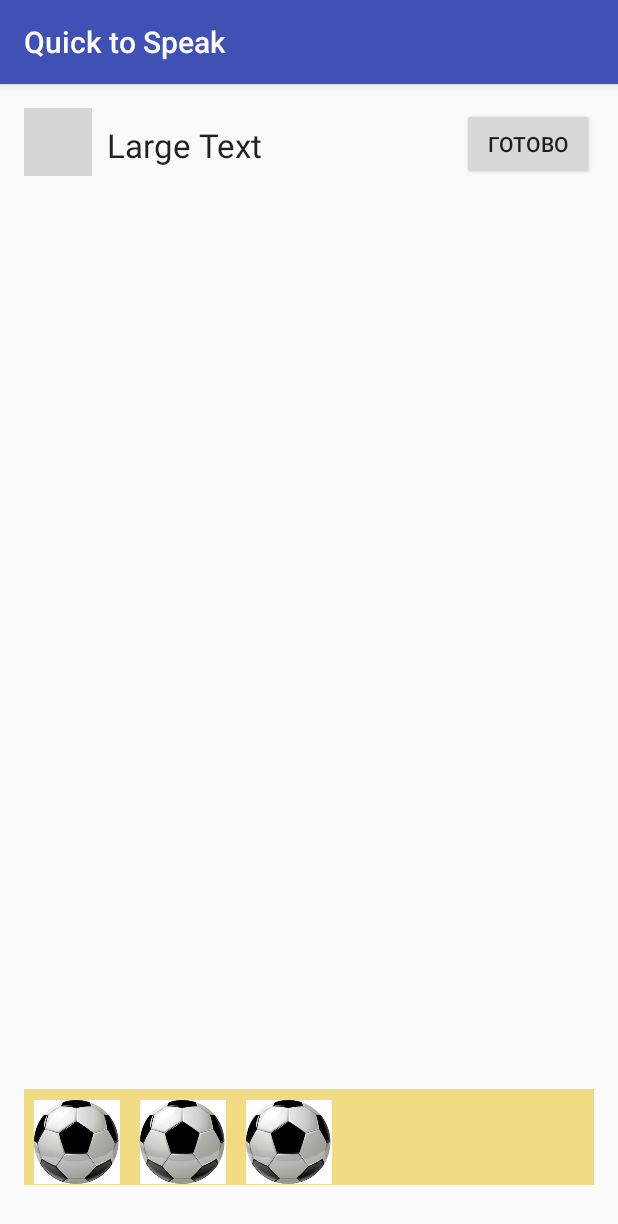
After one commit to vasileuskivadzim/DashkaApp, an Android app: the AquariumActivity screen opened directly, with no data from a screen before it, on a phone screen of 412 x 824 dp. The commit adds this screen. Shown: the top 1224 px of the screen. Run offline under Robolectric (Android 15) with nearby library versions, the phone set to English and light mode, and no system bars; grey boxes are pictures that could not be loaded.

Commit message:
Aquarium generate

```diff
--- a/app/src/main/AndroidManifest.xml
+++ b/app/src/main/AndroidManifest.xml
@@ -47,6 +47,8 @@
         <activity
             android:name=".RelateTapableExerciseActivity"
             android:screenOrientation="portrait" />
+        <activity android:name=".AquariumActivity"
+            android:screenOrientation="portrait" />
     </application>
 
 </manifest>
--- /dev/null
+++ b/app/src/main/java/com/dashkasystems/testapp1/Aquarium/Aquarium.java
@@ -0,0 +1,103 @@
+package com.dashkasystems.testapp1.Aquarium;
+
+import android.util.ArraySet;
+import android.util.Log;
+
+import java.util.ArrayList;
+import java.util.HashSet;
+import java.util.List;
+import java.util.Set;
+
+/**
+ * Created by pandasystems on 5/1/17.
+ */
+
+public class Aquarium {
+
+    int dimension;
+    Inhabitant[] inhabitants;
+
+    Aquarium(int dimension) {
+        this.dimension = dimension;
+        inhabitants = new Inhabitant[dimension * dimension];
+    }
+
+    public List<Integer> occupiedPlacesByInhabitant(Inhabitant inhabitant) {
+        List<Integer> result = new ArrayList<>();
+        for (int i = 0; i < inhabitants.length; i++ ){
+            if (inhabitant == inhabitants[i]) {
+                Log.d("ADD", "index" + i);
+                result.add(i);
+            }
+        }
+        return result;
+    }
+
+    public void addInhabitant(Inhabitant inhabitant, int rootIndex) {
+        inhabitants[rootIndex] = inhabitant;
+        Log.d("ADD inh " + rootIndex, "index" + rootIndex);
+        if (inhabitant.spot == Inhabitant.Spot.BOTTOM_DOUBLE) {
+            inhabitants[rootIndex - dimension] = inhabitant;
+            Log.d("ADD inh " + rootIndex, "index " + (rootIndex - dimension));
+        }
+    }
+
+
+    public List<Integer> freePlacesForSpot(Inhabitant.Spot spot) {
+        List<Integer> result;
+        switch (spot) {
+            case ANY:
+                result = freePlacesForAnySpot();
+                break;
+            case BOTTOM:
+                result = freePlacesForBottomSpot();
+                break;
+            case BOTTOM_DOUBLE:
+                result = freePlacesForBottomDoubledSpot();
+                break;
+            default:
+                result = new ArrayList<>();
+                break;
+        }
+
+        Log.e("FREE", result.toString());
+        return result;
+    }
+
+    private List<Integer> freePlacesForAnySpot() {
+        List<Integer> free = new ArrayList<>();
+        for (int i = 0; i < inhabitants.length; i++) {
+            if (inhabitants[i] == null) {
+                free.add(i);
+            }
+        }
+
+        return free;
+    }
+
+    private List<Integer> freePlacesForBottomSpot() {
+        List<Integer> free = new ArrayList<>();
+        int lastLineStartIndex = inhabitants.length - dimension;
+        for (int i = lastLineStartIndex; i < inhabitants.length; i++) {
+            if (inhabitants[i] == null) {
+                free.add(i);
+            }
+        }
+
+        return free;
+    }
+
+    private List<Integer> freePlacesForBottomDoubledSpot() {
+        List<Integer> free = new ArrayList<>();
+        int lastLineStartIndex = inhabitants.length - dimension;
+        Log.e("LAST Line", "" + lastLineStartIndex);
+        for (int i = lastLineStartIndex; i < inhabitants.length; i++) {
+            if (inhabitants[i] == null && inhabitants[i - dimension] == null) {
+                free.add(i);
+            }
+        }
+
+        return free;
+    }
+
+}
--- /dev/null
+++ b/app/src/main/java/com/dashkasystems/testapp1/Aquarium/AquariumExercise.java
@@ -0,0 +1,130 @@
+package com.dashkasystems.testapp1.Aquarium;
+
+import android.util.Log;
+
+import com.dashkasystems.testapp1.Color;
+import com.dashkasystems.testapp1.RandomHelper;
+
+import java.util.ArrayList;
+import java.util.Arrays;
+import java.util.HashSet;
+import java.util.List;
+import java.util.Set;
+
+/**
+ * Created by pandasystems on 5/1/17.
+ */
+
+public class AquariumExercise {
+    private Aquarium currentAquarium;
+    private Aquarium populatedAquarium;
+
+    private Inhabitant[] inhabitCandidates;
+    private int rightInhabitCandidateIndex;
+
+
+    private int stepNumber = 0;
+    private List<Inhabitant> stepSequence = new ArrayList<>();
+
+
+    public AquariumExercise() {
+        populate();
+        generateInhabitCandidates();
+    }
+
+    public int getDimension() {
+        return 3;
+    }
+
+    public int getStepNumber() {
+        return stepNumber;
+    }
+
+    public int getRightInhabitCandidateIndex() {
+        return rightInhabitCandidateIndex;
+    }
+
+    public Inhabitant[] getInhabitCandidates() {
+        return inhabitCandidates;
+    }
+
+    public boolean nextStep() {
+        stepNumber++;
+        boolean isEnd = stepNumber == stepSequence.size();
+        Log.d("IS END", isEnd + "");
+        Log.d("Size", stepSequence.size() + "");
+        if (!isEnd) {
+            generateInhabitCandidates();
+        }
+        return !isEnd;
+    }
+
+    private void generateInhabitCandidates() {
+        int candidatesCount = 3;
+        rightInhabitCandidateIndex = RandomHelper.getInt(candidatesCount);
+
+        inhabitCandidates = new Inhabitant[candidatesCount];
+        Inhabitant rightInhabitant = stepSequence.get(stepNumber);
+        List<Color> colors = new ArrayList<>(Arrays.asList(Color.all()));
+        if (rightInhabitant.getClass() == Fish.class) {
+            Fish fish = (Fish) rightInhabitant;
+            colors.remove(fish.color);
+        }
+
+        for (int i = 0; i < candidatesCount; i++) {
+            if (i == rightInhabitCandidateIndex) {
+                inhabitCandidates[i] = rightInhabitant;
+            } else {
+                int colorIndex = RandomHelper.getInt(colors.size());
+                Color color = colors.get(colorIndex);
+                inhabitCandidates[i] = new Fish(color);
+                colors.remove(colorIndex);
+            }
+        }
+
+    }
+
+    public List<Integer> targetIndexesForCurrentStep() {
+        Inhabitant inhabitant = stepSequence.get(stepNumber);
+        return populatedAquarium.occupiedPlacesByInhabitant(inhabitant);
+    }
+
+
+    private void populate() {
+        populatedAquarium = new Aquarium(3);
+
+        List<Integer> freePlantPlaces = populatedAquarium.freePlacesForSpot(Inhabitant.Spot.BOTTOM_DOUBLE);
+        int plantRootIndex = RandomHelper.getInt(freePlantPlaces.size());
+        Plant bigPlant = new Plant(Inhabitant.Spot.BOTTOM_DOUBLE);
+        populatedAquarium.addInhabitant(bigPlant, freePlantPlaces.get(plantRootIndex));
+
+        stepSequence.add(bigPlant);
+
+        List<Integer> freeSmallPlantPlaces = populatedAquarium.freePlacesForSpot(Inhabitant.Spot.BOTTOM);
+        Log.d("Free places", freeSmallPlantPlaces.toString());
+        int smallPlantRootIndex = RandomHelper.getInt(freeSmallPlantPlaces.size());
+        Plant smallPlant = new Plant(Inhabitant.Spot.BOTTOM);
+        populatedAquarium.addInhabitant(smallPlant, freeSmallPlantPlaces.get(smallPlantRootIndex));
+
+        stepSequence.add(smallPlant);
+
+        List<Integer> freeFishPlaces = populatedAquarium.freePlacesForSpot(Inhabitant.Spot.ANY);
+        List<Color> colors = new ArrayList<>(Arrays.asList(Color.all()));
+        int fishCount = 4;
+        for (int i = 0; i < fishCount; i++) {
+            int colorIndex = RandomHelper.getInt(colors.size());
+            Color color = colors.get(colorIndex);
+            Fish fish = new Fish(color);
+
+            int freeIndex = RandomHelper.getInt(freeFishPlaces.size());
+            populatedAquarium.addInhabitant(fish, freeFishPlaces.get(freeIndex));
+
+            colors.remove(colorIndex);
+            freeFishPlaces.remove(freeIndex);
+
+            stepSequence.add(fish);
+        }
+    }
+
+
+}
--- /dev/null
+++ b/app/src/main/java/com/dashkasystems/testapp1/Aquarium/Fish.java
@@ -0,0 +1,19 @@
+package com.dashkasystems.testapp1.Aquarium;
+
+import com.dashkasystems.testapp1.Color;
+
+/**
+ * Created by pandasystems on 5/1/17.
+ */
+
+public class Fish extends Inhabitant {
+    public Color color;
+
+    Fish(Color color/*, int place*/) {
+        this.color = color;
+        //this.rootPlace = place;
+
+        this.spot = Spot.ANY;
+    }
+
+}
--- /dev/null
+++ b/app/src/main/java/com/dashkasystems/testapp1/Aquarium/Inhabitant.java
@@ -0,0 +1,19 @@
+package com.dashkasystems.testapp1.Aquarium;
+
+/**
+ * Created by pandasystems on 5/1/17.
+ */
+
+
+
+
+public class Inhabitant {
+    public enum Spot {
+        ANY, BOTTOM, BOTTOM_DOUBLE
+    };
+
+
+    //public int rootPlace;
+    public Spot spot;
+
+}
--- /dev/null
+++ b/app/src/main/java/com/dashkasystems/testapp1/Aquarium/Plant.java
@@ -0,0 +1,13 @@
+package com.dashkasystems.testapp1.Aquarium;
+
+/**
+ * Created by pandasystems on 5/1/17.
+ */
+
+public class Plant extends Inhabitant {
+    Plant(/*int places,*/ Spot spot) {
+        //this.rootPlace = places;
+        this.spot = spot;
+    }
+
+}
--- /dev/null
+++ b/app/src/main/java/com/dashkasystems/testapp1/AquariumActivity.java
@@ -0,0 +1,236 @@
+package com.dashkasystems.testapp1;
+
+import android.content.ClipData;
+import android.content.ClipDescription;
+import android.graphics.Canvas;
+import android.graphics.Point;
+import android.graphics.drawable.Drawable;
+import android.graphics.drawable.ShapeDrawable;
+import android.support.v7.app.AppCompatActivity;
+import android.os.Bundle;
+import android.util.Log;
+import android.view.DragEvent;
+import android.view.View;
+import android.view.ViewGroup;
+import android.widget.ImageView;
+import android.widget.LinearLayout;
+import android.widget.RelativeLayout;
+import android.widget.TableLayout;
+
+import com.dashkasystems.testapp1.Aquarium.AquariumExercise;
+import com.dashkasystems.testapp1.Aquarium.Inhabitant;
+
+import java.util.List;
+
+
+public class AquariumActivity extends AppCompatActivity implements View.OnDragListener, View.OnLongClickListener {
+
+    RelativeLayout aquariumView;
+    LinearLayout inhabitantsView;
+
+    AquariumExercise exercise = new AquariumExercise();
+
+    String IMAGE_ALREADY_INSERTED_TAG = "IMAGE_ALREADY_INSERTED";
+
+    @Override
+    protected void onCreate(Bundle savedInstanceState) {
+        super.onCreate(savedInstanceState);
+        setContentView(R.layout.activity_aquarium);
+
+        aquariumView = (RelativeLayout) findViewById(R.id.aquarium_view);
+
+        inhabitantsView = (LinearLayout) findViewById(R.id.inhabitants_view);
+
+        setupInhabitants();
+        setupInhabitantsTargets();
+    }
+
+
+    protected void setupInhabitantsTargets() {
+        int cellSize = (int) ((ScreenHelper.getPXWidth(this) - 40) / exercise.getDimension());
+        List<Integer> indexesList = exercise.targetIndexesForCurrentStep();
+        Integer[] indexes = indexesList.toArray(new Integer[indexesList.size()]);
+        int x = colForIndex(indexes[0]) * cellSize;
+        int y = rowForIndex(indexes[0]) * cellSize;
+
+        int width = cellSize;
+        int height = cellSize;
+
+        for (int i = 1; i < indexes.length; i++) {
+            int nextX = colForIndex(indexes[i]) * cellSize;
+            int nextY = rowForIndex(indexes[i]) * cellSize;
+            if (nextX == x + width) {
+                width += cellSize;
+            }
+
+            if (nextY == y + height) {
+                height += cellSize;
+            }
+        }
+
+        RelativeLayout.LayoutParams layoutParams = new RelativeLayout.LayoutParams(width, height);
+        layoutParams.leftMargin = x;
+        layoutParams.topMargin = y;
+
+        ImageView imageView = new ImageView(this);
+        imageView.setLayoutParams(layoutParams);
+        imageView.setTag(exercise.getRightInhabitCandidateIndex());
+        imageView.setOnDragListener(this);
+        aquariumView.addView(imageView);
+    }
+
+    protected void setupInhabitants() {
+        float screenWidth = ScreenHelper.getPXWidth(this);
+
+        Inhabitant[] candidates = exercise.getInhabitCandidates();
+
+        int itemsCount = candidates.length;
+        int shapeDim = (int) ((screenWidth / itemsCount) - 120);
+        LinearLayout.LayoutParams layoutParams = new LinearLayout.LayoutParams(shapeDim,
+                shapeDim);
+        layoutParams.setMargins(10, 10, 10, 0);
+        for (int i = 0; i < itemsCount; i++) {
+
+            ImageView imageView = new ImageView(this);
+            Drawable drawable = this.getResources().getDrawable(R.drawable.ball);
+            imageView.setImageDrawable(drawable);
+            imageView.setTag(i);
+            imageView.setLayoutParams(layoutParams);
+            imageView.setOnLongClickListener(this);
+
+            inhabitantsView.addView(imageView);
+        }
+        inhabitantsView.setBackgroundColor(getResources().getColor(R.color.lightOrange));
+    }
+
+    protected int colForIndex(int index) {
+        return index % exercise.getDimension();
+    }
+
+    protected int rowForIndex(int index) {
+        return index / exercise.getDimension();
+    }
+
+    @Override
+    public boolean onDrag(View v, DragEvent event) {
+        final int action = event.getAction();
+        ImageView imageView = (ImageView) v;
+        // Handles each of the expected events
+        switch(action) {
+            case DragEvent.ACTION_DRAG_STARTED:
+                // Determines if this View can accept the dragged data
+                if (event.getClipDescription().hasMimeType(ClipDescription.MIMETYPE_TEXT_PLAIN)) {
+                    if (imageView.getDrawable() == null) {
+                        ShapeDrawable borderStarted = ShapeFactory.drawSquare(v.getWidth(), v.getHeight(), R.color.white, R.color.red);
+
+                        imageView.setImageDrawable(borderStarted);
+                        //imageView.setBackgroundColor(getResources().getColor(R.color.white));
+                    }
+
+                    v.invalidate();
+
+                    // returns true to indicate that the View can accept the dragged data.
+                    return true;
+                }
+                // Returns false. During the current drag and drop operation, this View will
+                // not receive events again until ACTION_DRAG_ENDED is sent.
+                return false;
+            case DragEvent.ACTION_DRAG_ENTERED:
+                v.invalidate();
+                return true;
+            case DragEvent.ACTION_DRAG_LOCATION:
+                // Ignore the event
+                return true;
+            case DragEvent.ACTION_DRAG_EXITED:
+//                ShapeDrawable borderExited  =  ShapeFactory.drawSquare(v.getWidth(), v.getHeight(), R.color.white, R.color.red);
+//                imageView.setImageDrawable(borderExited);
+//                imageView.setBackgroundColor(getResources().getColor(R.color.white));
+
+                // Invalidate the view to force a redraw in the new tint
+                v.invalidate();
+                return true;
+            case DragEvent.ACTION_DROP:
+                ClipData.Item item = event.getClipData().getItemAt(0);
+                String index = item.getText().toString();
+                Log.e("INDEX", index);
+                Log.e("TAG",  v.getTag().toString());
+                if ( index.equals(v.getTag().toString()) ) {
+                    Log.e("Inside rigth", exercise.getRightInhabitCandidateIndex() + "");
+                    v.setTag(IMAGE_ALREADY_INSERTED_TAG);
+                    imageView.setImageDrawable(getDrawable(R.drawable.bear));
+
+                    boolean isNotEnd = exercise.nextStep();
+                    Log.e("IS NOT END", isNotEnd + "");
+                    if (isNotEnd) {
+                        Log.e("nextStep", "+");
+                        inhabitantsView.removeAllViewsInLayout();
+                        this.setupInhabitants();
+                        this.setupInhabitantsTargets();
+                    }
+                }
+                v.invalidate();
+                return true;
+
+            case DragEvent.ACTION_DRAG_ENDED:
+                // Invalidates the view to force a redraw
+                v.invalidate();
+                return true;
+            // An unknown action type was received.
+            default:
+                break;
+        }
+        return false;
+    }
+
+    @Override
+    public boolean onLongClick(View v) {
+        ClipData.Item item = new ClipData.Item(v.getTag().toString());
+
+        ClipData dragData = new ClipData( v.getTag().toString(),
+                new String[]{ ClipDescription.MIMETYPE_TEXT_PLAIN }, item);
+
+        // Instantiates the drag shadow builder.
+        View.DragShadowBuilder myShadow = new AquariumActivity.MyDragShadowBuilder(v);
+
+        // Starts the drag
+
+        v.startDrag(dragData,  // the data to be dragged
+                myShadow,  // the drag shadow builder
+                null,      // no need to use local data
+                0          // flags (not currently used, set to 0)
+        );
+        return true;
+    }
+
+
+    private static class MyDragShadowBuilder extends View.DragShadowBuilder {
+        private static Drawable shadow;
+
+        // Defines the constructor for myDragShadowBuilder
+        public MyDragShadowBuilder(View v) {
+            super(v);
+            ImageView imV = (ImageView) v;
+            Drawable dr = imV.getDrawable();
+            shadow = dr;
+        }
+
+        // Defines a callback that sends the drag shadow dimensions and touch point back to the
+        // system.
+        @Override
+        public void onProvideShadowMetrics (Point size, Point touch) {
+            int width, height;
+            width = getView().getWidth();// / 2;
+            height = getView().getHeight();// / 2;
+            shadow.setBounds(0, 0, width, height);
+            size.set(width, height);
+            touch.set(width / 2, height / 2);
+        }
+
+        // Defines a callback that draws the drag shadow in a Canvas that the system constructs
+        // from the dimensions passed in onProvideShadowMetrics().
+        @Override
+        public void onDrawShadow(Canvas canvas) {
+            shadow.draw(canvas);
+        }
+    }
+}
--- a/app/src/main/java/com/dashkasystems/testapp1/ChooseExerciseActivity.java
+++ b/app/src/main/java/com/dashkasystems/testapp1/ChooseExerciseActivity.java
@@ -8,13 +8,15 @@ import android.widget.AdapterView;
 import android.widget.ArrayAdapter;
 import android.widget.ListView;
 
+import com.dashkasystems.testapp1.Aquarium.Aquarium;
+
 
 public class ChooseExerciseActivity extends AppCompatActivity implements AdapterView.OnItemClickListener {
 
     protected String[] exercises = {"Текст из предложений", "Выбери картинку", "Предложение из слов 1",
             "Число - Картинка", "Раскрась фигуры", "Конструктивная картина",
             "Предложение из слов 2", "Бытовые звуки", "Звуки природы",
-            "Музыкальные интсрументы", "Упражнение 2", "Упражнение 3",
+            "Музыкальные интсрументы", "Аквариум", "Упражнение 3",
             "Упражнение 1", "Упражнение 2", "Упражнение 3"};
 
     @Override
@@ -76,6 +78,10 @@ public class ChooseExerciseActivity extends AppCompatActivity implements Adapter
             intent.putExtra("Sounds", "Music");
             intent.putExtra("CHOSEN_EXERCISE_INTENT_KEY", exercises[position]);
             this.startActivity(intent);
+        } else if (position == 10) {
+            Intent intent = new Intent(this, AquariumActivity.class);
+            intent.putExtra("CHOSEN_EXERCISE_INTENT_KEY", exercises[position]);
+            this.startActivity(intent);
         }
         else {
             Intent intent = new Intent(this, CompileSceneExercisePrepareActivity.class);
--- /dev/null
+++ b/app/src/main/java/com/dashkasystems/testapp1/Color.java
@@ -0,0 +1,52 @@
+package com.dashkasystems.testapp1;
+
+import android.support.annotation.ColorRes;
+
+/**
+ * Created by pandasystems on 5/1/17.
+ */
+
+public class Color {
+    public @ColorRes int color;
+    public String name;
+
+    public Color(@ColorRes int color, String name) {
+        this.color = color;
+        this.name = name;
+    }
+
+    public static Color[] all() {
+        Color[] all = new Color[6];
+        all[0] = red();
+        all[1] = orange();
+        all[2] = yellow();
+        all[3] = green();
+        all[4] = blue();
+        all[5] = darkBlue();
+        return all;
+    }
+
+    public static Color red() {
+        return new Color(R.color.red, "Красный");
+    }
+
+    public static Color orange() {
+        return new Color(R.color.orange, "Оранжевый");
+    }
+
+    public static Color yellow() {
+        return new Color(R.color.yellow, "Жёлтый");
+    }
+
+    public static Color green() {
+        return new Color(R.color.green, "Зелёный");
+    }
+
+    public static Color blue() {
+        return new Color(R.color.blue, "Голубой");
+    }
+
+    public static Color darkBlue() {
+        return new Color(R.color.darkBlue, "Синий");
+    }
+}
--- a/app/src/main/java/com/dashkasystems/testapp1/ExerciseFactory.java
+++ b/app/src/main/java/com/dashkasystems/testapp1/ExerciseFactory.java
@@ -149,14 +149,13 @@ public class ExerciseFactory {
             ShapeColoringExercise.Shapes.STAR, ShapeColoringExercise.Shapes.RECTANGLE,
             ShapeColoringExercise.Shapes.HEXAGON };
     private static String[] shapeNames = {"Круг", "Квадрат", "Треугольник", "Звезда", "Прямоугольник", "Шестиугольник"};
-    private static String[] colorNames = {"Красный", "Оранжевый", "Жёлтый", "Зелёный", "Голубой", "Синий"};
-    @ColorRes
-    private static int[] colors = {R.color.red, R.color.orange, R.color.yellow,
-            R.color.green, R.color.blue, R.color.darkBlue};
+
+    private static Color[] colors = {Color.red(), Color.orange(), Color.yellow(),
+            Color.green(), Color.blue(), Color.darkBlue()};
 
 
     public static ShapeColoringExercise shapeColoringExercise() {
-        return new ShapeColoringExercise(shapes, shapeNames, colors, colorNames);
+        return new ShapeColoringExercise(shapes, shapeNames, colors);
     }
 
     private static String[] numbers = {"1", "2", "3", "4", "5", "6", "7", "8", "9", "10", "11", "12", "13"};
--- a/app/src/main/java/com/dashkasystems/testapp1/ShapeColoringExercise.java
+++ b/app/src/main/java/com/dashkasystems/testapp1/ShapeColoringExercise.java
@@ -13,21 +13,20 @@ import android.util.Log;
 public class ShapeColoringExercise {
     public enum Shapes {SQUARE, CIRCLE, TRIANGLE, STAR, RECTANGLE, HEXAGON};
 
-    public @ColorRes int[] colors;
+
     public Shapes[] shapes;
     private String[] shapeNames;
-    private String[] colorNames;
+    public Color[] colors;
 
     private int[] shuffledShapesIndexes;
     private int[] shuffledColorsIndexes;
     private boolean[] rightColoring;
 
 
-    public ShapeColoringExercise(Shapes[] shapes, String[] shapeNames, @ColorRes int[] colors, String[] colorNames){
+    public ShapeColoringExercise(Shapes[] shapes, String[] shapeNames, Color[] colors){
         this.colors = colors;
         this.shapes = shapes;
         this.shapeNames = shapeNames;
-        this.colorNames = colorNames;
 
         this.formIndexes();
         this.initColoring();
@@ -73,7 +72,7 @@ public class ShapeColoringExercise {
 
     public String colorNameAtIndex(int index) {
         int trueColorIndex = this.shuffledColorsIndexes[index];
-        String colorName = this.colorNames[trueColorIndex];
+        String colorName = this.colors[trueColorIndex].name;
         return colorName;
     }
 
@@ -85,7 +84,7 @@ public class ShapeColoringExercise {
 
     public void drawShapeAtIndex(int index, int color){
         int trueColorIndex = this.shuffledColorsIndexes[index];
-        int trueColor = this.colors[trueColorIndex];
+        int trueColor = this.colors[trueColorIndex].color;
         this.rightColoring[index] = (color == trueColor);
     }
 
--- /dev/null
+++ b/app/src/main/res/layout/activity_aquarium.xml
@@ -0,0 +1,65 @@
+<?xml version="1.0" encoding="utf-8"?>
+<RelativeLayout xmlns:android="http://schemas.android.com/apk/res/android"
+    xmlns:app="http://schemas.android.com/apk/res-auto"
+    xmlns:tools="http://schemas.android.com/tools"
+    android:id="@+id/activity_aquarium"
+    android:layout_width="match_parent"
+    android:layout_height="match_parent"
+    android:paddingBottom="@dimen/activity_vertical_margin"
+    android:paddingLeft="@dimen/activity_horizontal_margin"
+    android:paddingRight="@dimen/activity_horizontal_margin"
+    android:paddingTop="@dimen/activity_vertical_margin"
+    tools:context="com.dashkasystems.testapp1.AquariumActivity">
+
+    <ImageButton
+        android:layout_width="45dp"
+        android:layout_height="45dp"
+        android:id="@+id/speakBtn"
+        android:scaleType="fitCenter"
+        android:cropToPadding="false"
+        android:adjustViewBounds="true"
+        android:padding="0dp"
+        android:layout_alignParentTop="true"
+        android:layout_alignParentStart="true"
+        app:srcCompat="@drawable/speak" />
+
+    <Button
+        android:text="Готово"
+        android:layout_width="wrap_content"
+        android:layout_height="wrap_content"
+        android:id="@+id/checkBtn"
+        android:layout_alignParentTop="true"
+        android:layout_alignParentEnd="true" />
+
+    <TextView
+        android:layout_width="wrap_content"
+        android:layout_height="wrap_content"
+        android:textAppearance="?android:attr/textAppearanceLarge"
+        android:text="Large Text"
+        android:id="@+id/titleTextView"
+        android:layout_marginStart="10dp"
+        android:layout_marginTop="10dp"
+        android:layout_toEndOf="@+id/speakBtn"
+        android:layout_alignParentTop="true" />
+
+    <RelativeLayout
+        android:layout_width="match_parent"
+        android:layout_height="wrap_content"
+        android:layout_marginTop="27dp"
+        android:minHeight="30dp"
+        android:id="@+id/aquarium_view"
+        android:layout_below="@+id/checkBtn"
+        android:layout_alignParentEnd="true">
+
+    </RelativeLayout>
+
+    <LinearLayout
+        android:orientation="horizontal"
+        android:layout_width="match_parent"
+        android:layout_height="wrap_content"
+        android:minHeight="30dp"
+        android:layout_marginBottom="18dp"
+        android:id="@+id/inhabitants_view"
+        android:layout_alignParentBottom="true"
+        android:layout_alignParentStart="true"></LinearLayout>
+</RelativeLayout>
```
